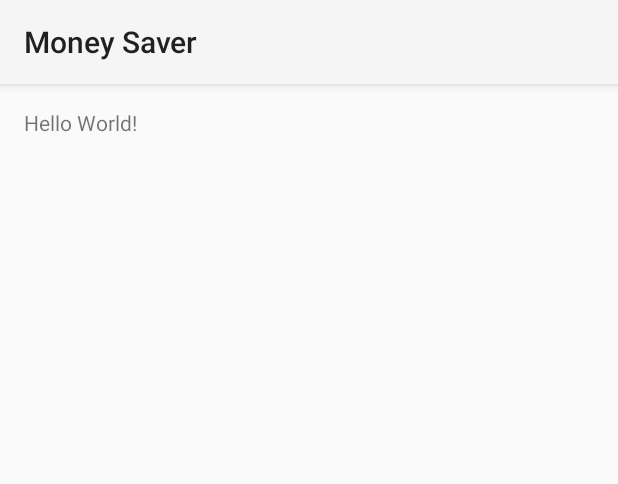
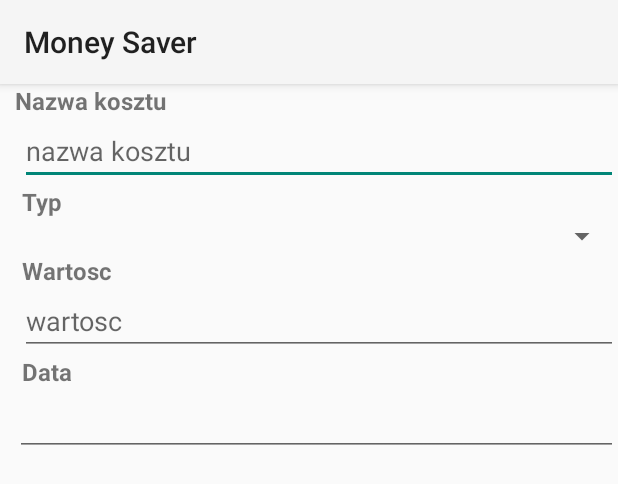
Before and after one commit to MichalMatuszek/MoneySaver, an Android app: the layout activity_main.xml on its own in the app's theme, with its tools: preview values and no code run, on a phone screen of 412 x 824 dp. Shown: the top 484 px of the screen. Run offline under Robolectric (Android 15) with nearby library versions, the phone set to English and light mode, and no system bars.

Commit message:
Added view models

```diff
--- a/app/src/main/AndroidManifest.xml
+++ b/app/src/main/AndroidManifest.xml
@@ -15,7 +15,6 @@
                 <category android:name="android.intent.category.LAUNCHER" />
             </intent-filter>
         </activity>
-        <activity android:name=".view.AddCostActivity" />
         <activity android:name=".view.AddCostTypeActivity"></activity>
         <meta-data
             android:name = "roboguice.modules"
--- a/app/src/main/java/pl/mmatuszek/moneysaver/interfaces/viewModels/IAddCostTypeActivityViewModel.java
+++ b/app/src/main/java/pl/mmatuszek/moneysaver/interfaces/viewModels/IAddCostTypeActivityViewModel.java
@@ -1,4 +1,6 @@
 package pl.mmatuszek.moneysaver.interfaces.viewModels;
+
+import android.content.Context;
 
 /**
  * Created by Michal on 2016-05-21.
@@ -6,4 +8,5 @@ package pl.mmatuszek.moneysaver.interfaces.viewModels;
 public interface IAddCostTypeActivityViewModel {
 
     public void saveOrUpdate();
+    public void setContext(Context context);
 }
--- a/app/src/main/java/pl/mmatuszek/moneysaver/interfaces/viewModels/IMainActivityViewModel.java
+++ b/app/src/main/java/pl/mmatuszek/moneysaver/interfaces/viewModels/IMainActivityViewModel.java
@@ -2,12 +2,13 @@ package pl.mmatuszek.moneysaver.interfaces.viewModels;
 
 import android.content.Context;
 
-import java.util.List;
+import pl.mmatuszek.moneysaver.contract.entity.Cost;
 
 /**
  * Created by Michal on 2016-05-21.
  */
 public interface IMainActivityViewModel {
-    public List<String> getLastCosts(int count);
     public void setContext(Context context);
+
+    public void saveOrUpdate(Cost cost);
 }
--- a/app/src/main/res/layout/activity_main.xml
+++ b/app/src/main/res/layout/activity_main.xml
@@ -1,16 +1,59 @@
 <?xml version="1.0" encoding="utf-8"?>
-<RelativeLayout xmlns:android="http://schemas.android.com/apk/res/android"
+<LinearLayout xmlns:android="http://schemas.android.com/apk/res/android"
     xmlns:tools="http://schemas.android.com/tools"
     android:layout_width="match_parent"
     android:layout_height="match_parent"
-    android:paddingBottom="@dimen/activity_vertical_margin"
-    android:paddingLeft="@dimen/activity_horizontal_margin"
-    android:paddingRight="@dimen/activity_horizontal_margin"
-    android:paddingTop="@dimen/activity_vertical_margin"
     tools:context="pl.mmatuszek.moneysaver.MainActivity">
 
-    <TextView
-        android:layout_width="wrap_content"
+    <ScrollView
+        android:layout_width="fill_parent"
         android:layout_height="wrap_content"
-        android:text="Hello World!" />
-</RelativeLayout>
+        android:id="@+id/scrollView">
+        <LinearLayout
+            android:orientation="vertical"
+            android:layout_width="fill_parent"
+            android:layout_height="fill_parent">
+            <TextView
+                android:layout_width="fill_parent"
+                android:layout_height="wrap_content"
+                android:text="Nazwa kosztu"
+                android:id="@+id/textViewName" android:layout_marginLeft="10dp" android:textSize="16sp"
+                android:textStyle="bold"/>
+            <EditText
+                android:layout_width="fill_parent"
+                android:layout_height="wrap_content"
+                android:id="@+id/editTextName" android:layout_marginLeft="13dp" android:hint="nazwa kosztu"/>
+            <TextView
+                android:layout_width="fill_parent"
+                android:layout_height="wrap_content"
+                android:text="Typ"
+                android:id="@+id/textViewType" android:layout_gravity="center" android:layout_marginLeft="10dp"
+                android:textSize="16sp" android:textStyle="bold"/>
+            <Spinner
+                android:layout_width="fill_parent"
+                android:layout_height="wrap_content"
+                android:id="@+id/spinnerType" android:layout_marginLeft="13dp"/>
+            <TextView
+                android:layout_width="fill_parent"
+                android:layout_height="wrap_content"
+                android:text="Wartosc"
+                android:id="@+id/textViewValue" android:layout_gravity="center" android:layout_marginLeft="10dp"
+                android:textSize="16sp" android:textStyle="bold"/>
+            <EditText
+                android:layout_width="fill_parent"
+                android:layout_height="wrap_content"
+                android:id="@+id/editTextValue" android:inputType="numberDecimal" android:layout_marginLeft="13dp" android:hint="wartosc"/>
+            <TextView
+                android:layout_width="fill_parent"
+                android:layout_height="wrap_content"
+                android:text="Data"
+                android:id="@+id/textViewDate" android:layout_gravity="center" android:layout_marginLeft="10dp"
+                android:textSize="16sp" android:textStyle="bold"/>
+            <EditText
+                android:layout_width="fill_parent"
+                android:layout_height="wrap_content"
+                android:id="@+id/editTextDate" android:layout_marginLeft="10dp" android:inputType="datetime" />
+        </LinearLayout>
+    </ScrollView>
+
+</LinearLayout>
```
Also changed, not shown: app/src/main/java/pl/mmatuszek/moneysaver/MainActivity.java (+21 -1 lines), app/src/main/java/pl/mmatuszek/moneysaver/implementations/viewModel/AddCostTypeActivityViewModel.java (added, +51 -0 lines), app/src/main/java/pl/mmatuszek/moneysaver/implementations/viewModel/MainActivityViewModel.java (added, +86 -0 lines), app/src/main/java/pl/mmatuszek/moneysaver/interfaces/viewModels/IAddCostActivityViewModel.java (deleted, +0 -7 lines), app/src/main/java/pl/mmatuszek/moneysaver/view/AddCostActivity.java (deleted, +0 -15 lines), app/src/main/res/layout/activity_add_cost.xml (deleted, +0 -12 lines), app/src/main/res/layout/activity_add_cost_type.xml (+3 -9 lines).
